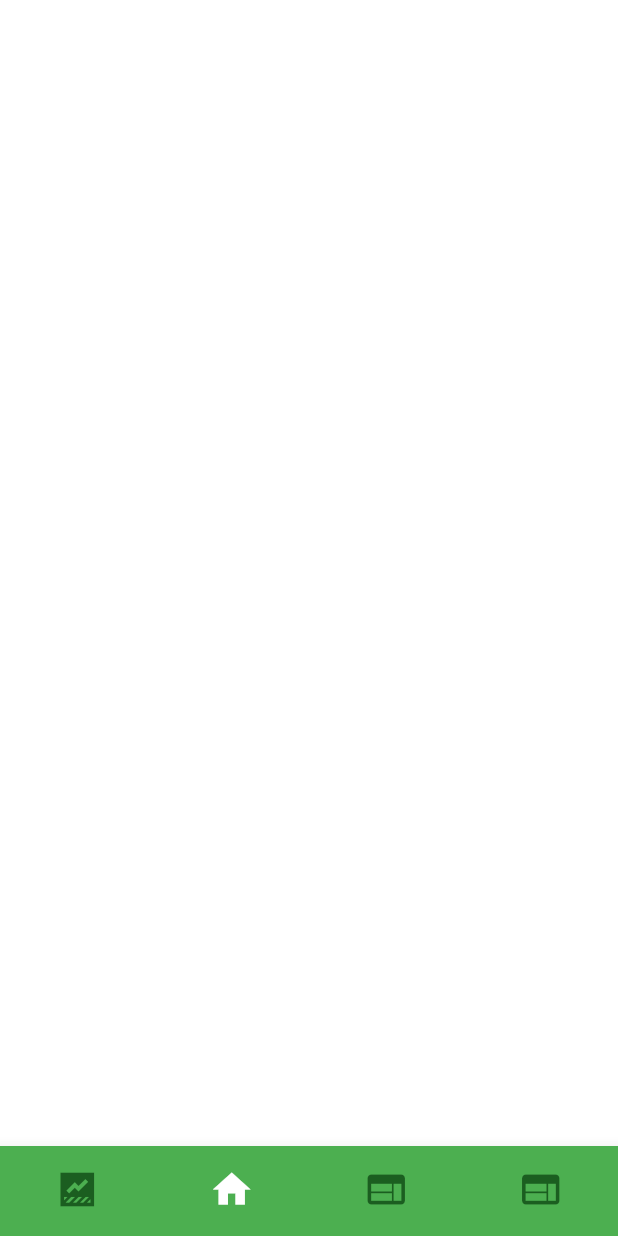
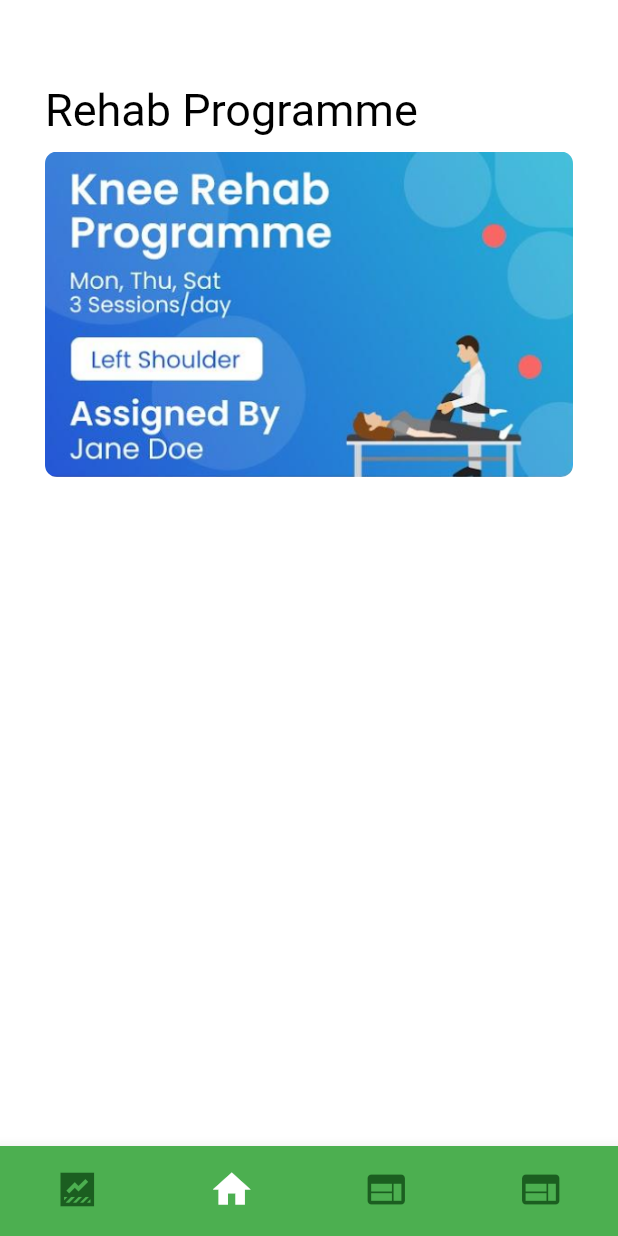
Before and after one commit to ArjunMalhotra07/rehab, a Flutter app: the MainView screen opened by its route, item 2 of the bottom bar chosen, on a phone screen of 412 x 824 dp. Run offline on Flutter 3.47's test engine with Material 2 defaults, Android fonts, the phone set to English and light mode, and no system bars; drawn by our look-alikes of firebase_database; our stand-ins replace another_flushbar, firebase_auth, firebase_core, fluttertoast; accounts and stored records are empty.

Commit message:
Added asset images

```diff
--- a/lib/view/rehab_page.dart
+++ b/lib/view/rehab_page.dart
@@ -2,6 +2,8 @@ import 'package:firebase_auth/firebase_auth.dart';
 import 'package:firebase_database/firebase_database.dart';
 import 'package:firebase_database/ui/firebase_animated_list.dart';
 import 'package:flutter/material.dart';
+import 'package:rehab/utils/components/colors.dart';
+import 'package:rehab/utils/components/round_buttons.dart';
 
 class RehabPage extends StatefulWidget {
   const RehabPage({super.key});
@@ -23,22 +25,36 @@ class _RehabPageState extends State<RehabPage> {
       for (final child in event.snapshot.children) {
         // Handle the post.
         var dataObject = child.value.toString();
-        print("inside");
         print(dataObject);
-        print("");
       }
     }, onError: (error) {});
     return Column(
+      mainAxisAlignment: MainAxisAlignment.start,
+      crossAxisAlignment: CrossAxisAlignment.start,
       children: [
+        const Padding(
+          padding: EdgeInsets.only(left: 30.0),
+          child: Text(
+            "Rehab Programme",
+            style: TextStyle(color: Constants.blackColor, fontSize: 30),
+          ),
+        ),
+        SizedBoxWidget.box(10.0),
+        Padding(
+          padding: const EdgeInsets.only(left: 30.0, right: 30),
+          child: ClipRRect(
+              borderRadius: BorderRadius.circular(8.0),
+              child: Image.asset('assets/doctor.png')),
+        ),
         Expanded(
           child: FirebaseAnimatedList(
               query: ref,
               itemBuilder: ((context, snapshot, animation, index) {
                 // var object = (snapshot.children)[index];
 
-                return ListTile(
-                  title: Text(snapshot.children.toString()),
-                );
+                return const ListTile(
+                    // title: Text(snapshot.children.toString()),
+                    );
               })),
         )
       ],
--- a/pubspec.yaml
+++ b/pubspec.yaml
@@ -56,8 +56,8 @@ flutter:
   # the material Icons class.
   uses-material-design: true
   # To add assets to your application, add an assets section, like this:
-  # assets:
-  #   - images/a_dot_burr.jpeg
+  assets:
+    - assets/
   #   - images/a_dot_ham.jpeg
   # An image asset can refer to one or more resolution-specific "variants", see
   # https://flutter.dev/assets-and-images/#resolution-aware
```
Also changed, not shown: assets/doctor.png (added), assets/funnel.png (added), assets/pic1.png (added), assets/pic2.png (added).
